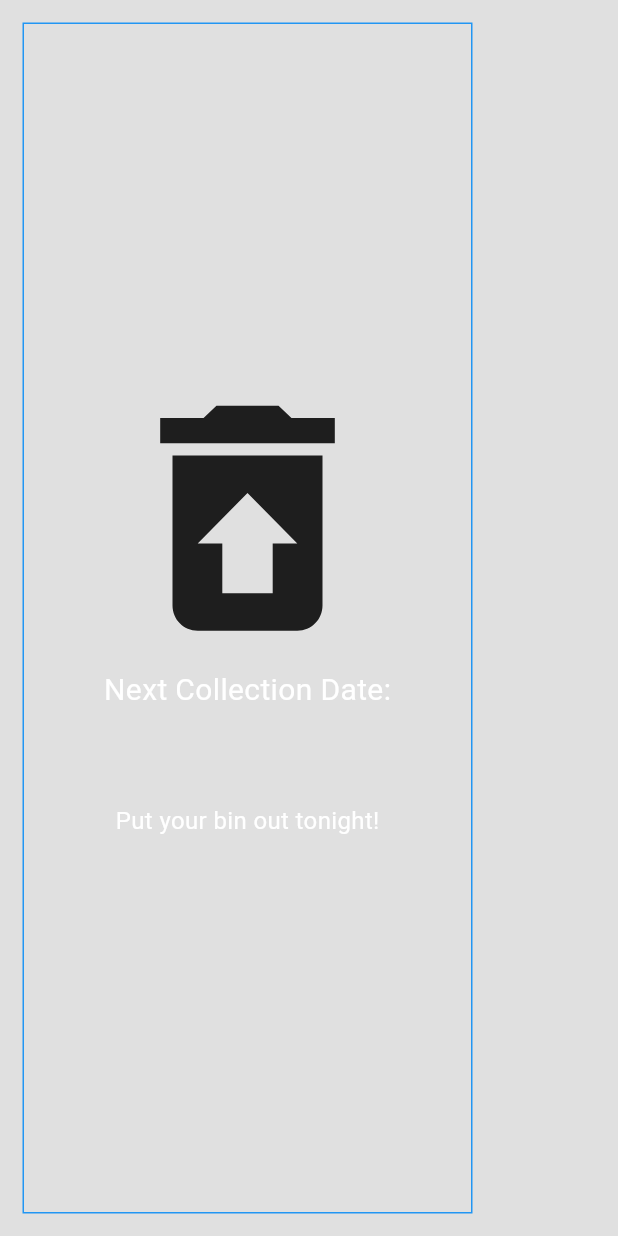
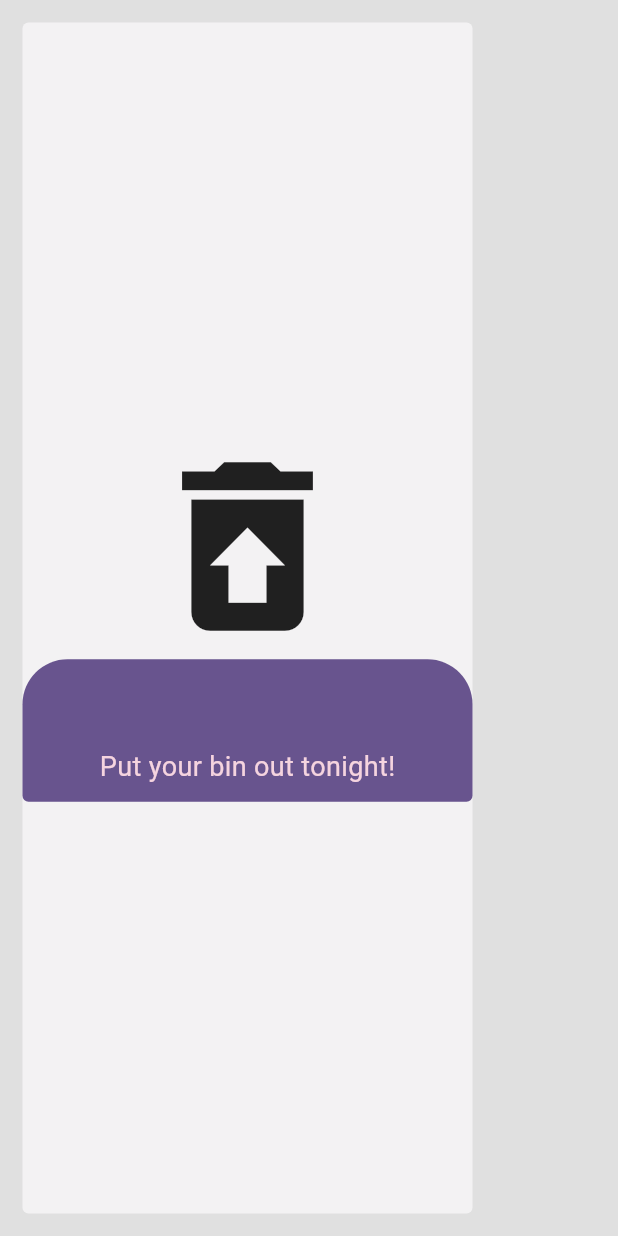
Before and after one commit to dscode89/binzout-flutter, a Flutter app: the VerticalScheduleCard widget shown alone on an empty page, opened directly with empty values, on a phone screen of 412 x 824 dp. Run offline on Flutter 3.47's test engine with Material 3 defaults, Android fonts, the phone set to English and light mode, and no system bars.

Commit message:
complete first version of mobile layout

```diff
--- a/lib/widgets/bin_schedule_page.dart
+++ b/lib/widgets/bin_schedule_page.dart
@@ -85,14 +85,20 @@ class _BinSchedulePageState extends State<BinSchedulePage> {
             )
           : currentScreenWidth < 702
           ? Center(
+              child: Padding(
+                padding: const EdgeInsets.all(10.0),
                 child: ConstrainedBox(
                   constraints: BoxConstraints(
-                  maxWidth: MediaQuery.of(context).size.width * 0.7,
+                    maxWidth: MediaQuery.of(context).size.width * 0.8,
                   ),
 
                   child: Container(
                     decoration: BoxDecoration(
-                    border: BoxBorder.all(color: Colors.white),
+                      border: BoxBorder.all(
+                        color: Theme.of(context).primaryColor,
+                        width: 3,
+                      ),
+                      borderRadius: BorderRadius.circular(6),
                     ),
                     child: ListView(
                       children: [
@@ -102,6 +108,7 @@ class _BinSchedulePageState extends State<BinSchedulePage> {
                             orientation: 'vertical',
                           ),
                       ],
+                    ),
                   ),
                 ),
               ),
--- a/lib/widgets/schedule_card_variations/vertical_schedule_card.dart
+++ b/lib/widgets/schedule_card_variations/vertical_schedule_card.dart
@@ -19,31 +19,59 @@ class VerticalScheduleCard extends StatelessWidget {
       padding: const EdgeInsets.all(15.0),
       child: Container(
         width: 300,
-        decoration: BoxDecoration(border: Border.all(color: Colors.blue)),
+        decoration: BoxDecoration(
+          borderRadius: BorderRadius.circular(4),
+          color: const Color.fromARGB(255, 243, 242, 243),
+        ),
         child: Column(
           mainAxisAlignment: MainAxisAlignment.center,
+
           children: [
             Icon(
               Icons.restore_from_trash,
               color: widget!.binColorReference[widget.scheduleEvent.type],
-              size: 200,
+              size: 150,
             ),
-            Text(
-              'Next Collection Date:',
-              style: TextStyle(fontSize: 20, color: Colors.white),
+            Container(
+              decoration: BoxDecoration(
+                color: Theme.of(context).primaryColor,
+                borderRadius: BorderRadius.only(
+                  topLeft: Radius.circular(30),
+                  topRight: Radius.circular(30),
+                  bottomLeft: Radius.circular(4),
+                  bottomRight: Radius.circular(4),
                 ),
+              ),
+              width: double.infinity,
+              child: Column(
+                mainAxisAlignment: MainAxisAlignment.start,
+                children: [
+                  SizedBox(height: 10),
+                  SizedBox(height: 10),
                   Text(
                     formattedDate,
-              style: TextStyle(fontSize: 15, color: Colors.pink),
+                    style: TextStyle(
+                      fontSize: 20,
+                      fontWeight: FontWeight.bold,
+                      color: Colors.white,
                     ),
-            SizedBox(height: 40),
+                  ),
+                  SizedBox(height: 10),
                   Text(
                     daysTillDueDate == 0
                         ? 'Put your bin out tonight!'
                         : '$daysTillDueDate days till bin collection.',
-              style: TextStyle(color: Colors.white, fontSize: 16),
+                    style: TextStyle(
+                      color: const Color.fromARGB(255, 245, 212, 223),
+                      fontSize: 18,
+                      fontWeight: FontWeight.w400,
                     ),
-            SizedBox(height: 20),
+                  ),
+
+                  SizedBox(height: 10),
+                ],
+              ),
+            ),
           ],
         ),
       ),
```
Also changed, not shown: pubspec.yaml (+4 -4 lines), fonts/Sriracha-Regular.ttf (added), fonts/Syne-VariableFont_wght.ttf (added). Lines whose indentation alone changed are shown as unchanged.
